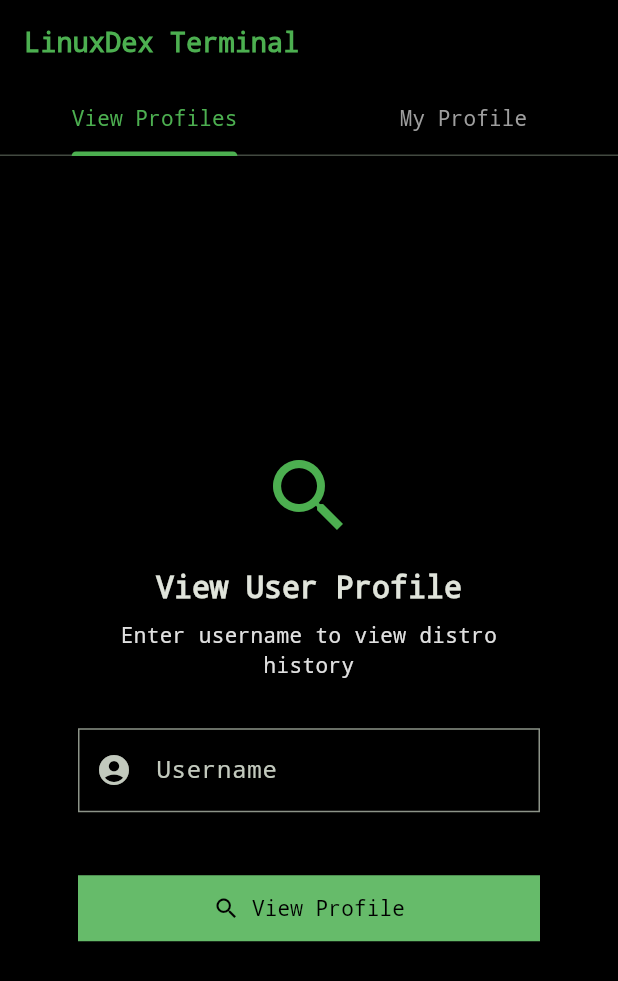
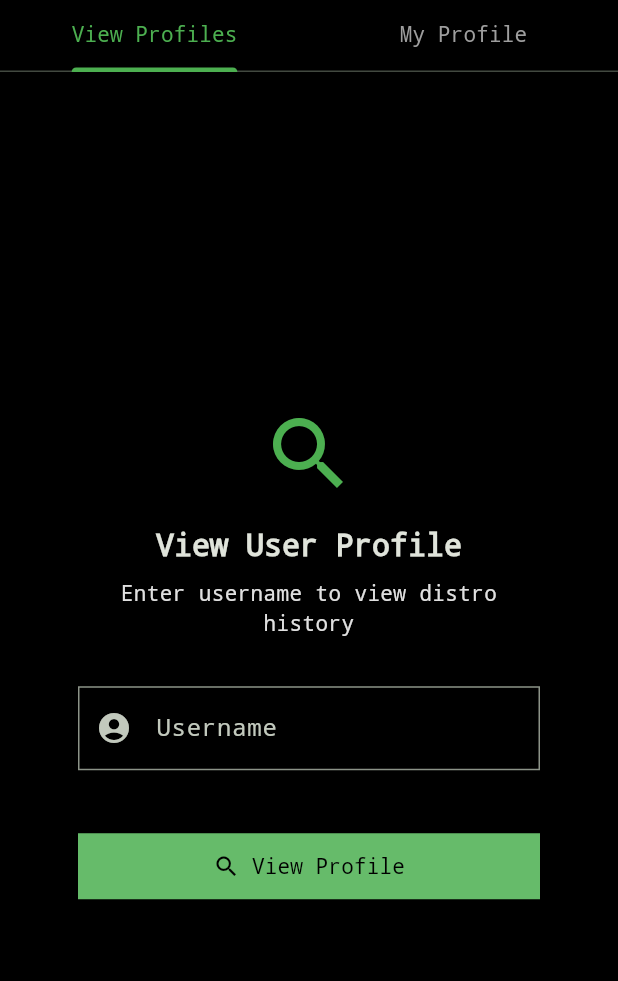
Before and after one commit to ThomasNowProductions/LinuxDex, a Flutter app: the screen it shows after launch, on a phone screen of 412 x 824 dp. Shown: the top 981 px of the screen. Run offline on Flutter 3.47's test engine with Material 3 defaults, Android fonts, the phone set to English and light mode, and no system bars; our stand-ins replace flutter_dotenv, font_awesome_flutter, supabase_flutter; accounts and stored records are empty.

Commit message:
Removed appbar

```diff
--- a/lib/screens/main_screen.dart
+++ b/lib/screens/main_screen.dart
@@ -24,13 +24,9 @@ class _MainScreenState extends State<MainScreen> {
           length: 2,
           child: Scaffold(
             backgroundColor: Colors.black,
-            appBar: AppBar(
-              backgroundColor: Colors.black,
-              title: const Text(
-                'LinuxDex Terminal',
-                style: TextStyle(color: Colors.green, fontFamily: 'Courier New'),
-              ),
-              bottom: const TabBar(
+            body: Column(
+              children: [
+                const TabBar(
                   indicatorColor: Colors.green,
                   labelColor: Colors.green,
                   unselectedLabelColor: Colors.grey,
@@ -39,8 +35,8 @@ class _MainScreenState extends State<MainScreen> {
                     Tab(text: 'My Profile'),
                   ],
                 ),
-            ),
-            body: TabBarView(
+                Expanded(
+                  child: TabBarView(
                     children: [
                       const ProfileViewerBody(),
                       isLoggedIn
@@ -49,6 +45,9 @@ class _MainScreenState extends State<MainScreen> {
                     ],
                   ),
                 ),
+              ],
+            ),
+          ),
         );
       },
     );
```
Lines whose indentation alone changed are shown as unchanged.
